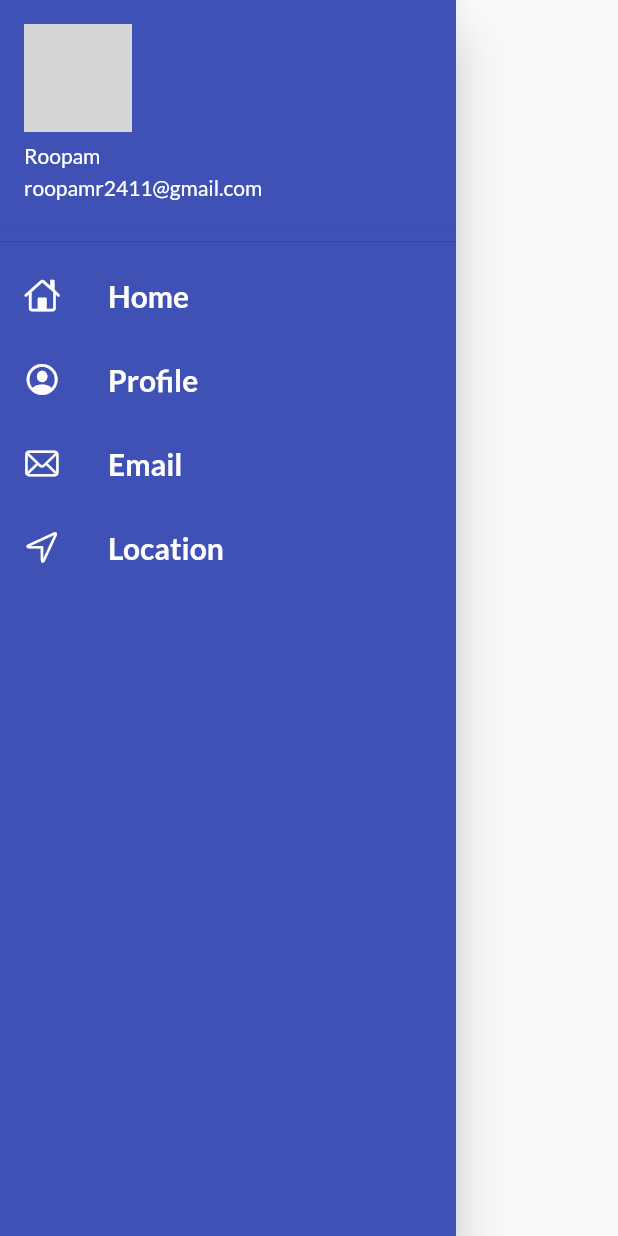
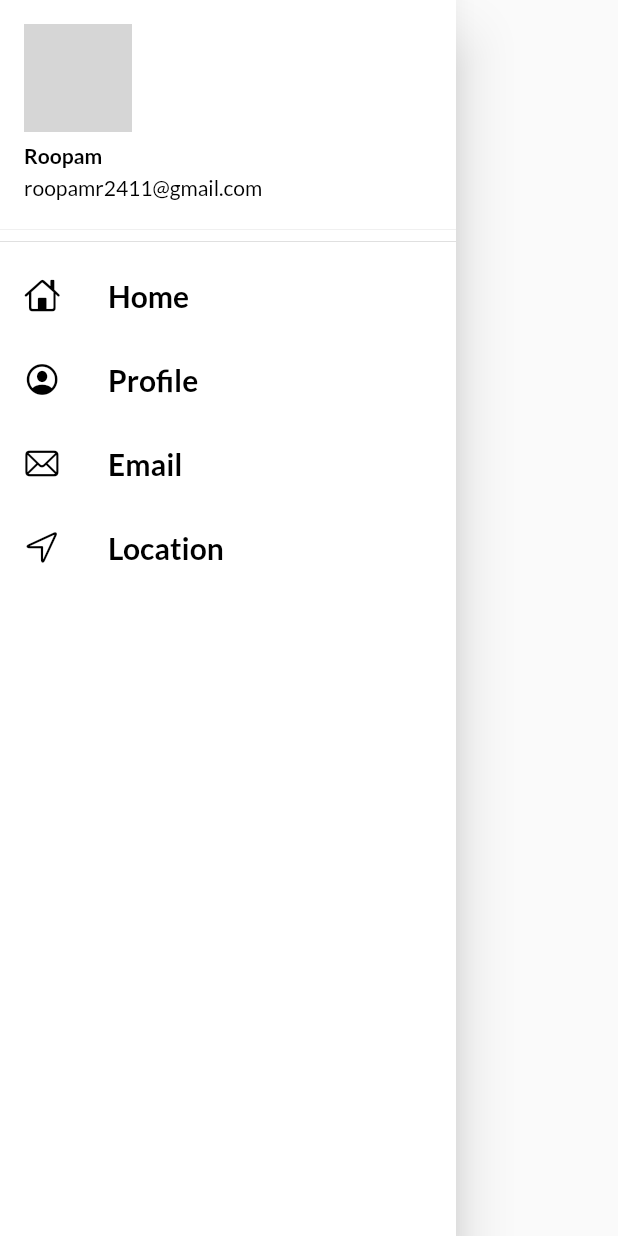
Before and after one commit to Roopam123/CetalogApp, a Flutter app: the MyDrawer widget shown alone on an empty page, opened directly, on a phone screen of 412 x 824 dp. Run offline on Flutter 3.47's test engine with Material 2 defaults, Android fonts, the phone set to English and light mode, and no system bars; our stand-ins replace google_fonts; network calls fail; grey boxes are pictures that could not be loaded.

Commit message:
Change Drawer Colors

```diff
--- a/lib/Page/Drawer.dart
+++ b/lib/Page/Drawer.dart
@@ -9,34 +9,35 @@ class MyDrawer extends StatelessWidget {
   Widget build(BuildContext context) {
     return Drawer(
       child: Container(
-        color: Colors.indigo,
+        color: Colors.white,
         child: ListView(
           children:  [
             DrawerHeader(
               padding: EdgeInsets.zero,
               child: UserAccountsDrawerHeader(
-                  accountName: const Text("Roopam"),
-                  accountEmail: const Text("roopamr2411@gmail.com"),
+                  accountName: const Text("Roopam",style: TextStyle(color: Colors.black,fontWeight: FontWeight.bold),),
+                  accountEmail: const Text("roopamr2411@gmail.com",style: TextStyle(color: Colors.black),),
+                decoration: BoxDecoration(color: Colors.white),
                 currentAccountPicture: CircleAvatar(
                   backgroundImage: NetworkImage(imageUrl),
                 ),
               ),
             ),
             const ListTile(
-              leading: Icon(CupertinoIcons.home, color: Colors.white,),
-              title: Text("Home",style: TextStyle(color: Colors.white,fontSize: 20,fontWeight: FontWeight.bold),),
+              leading: Icon(CupertinoIcons.home, color: Colors.black,),
+              title: Text("Home",style: TextStyle(color: Colors.black,fontSize: 20,fontWeight: FontWeight.bold),),
             ),
             const ListTile(
-              leading: Icon(CupertinoIcons.profile_circled,color: Colors.white,),
-              title: Text('Profile',style: TextStyle(color: Colors.white,fontSize: 20,fontWeight: FontWeight.bold),),
+              leading: Icon(CupertinoIcons.profile_circled,color: Colors.black,),
+              title: Text('Profile',style: TextStyle(color: Colors.black,fontSize: 20,fontWeight: FontWeight.bold),),
             ),
             const ListTile(
-              leading: Icon(CupertinoIcons.mail,color: Colors.white,),
-              title: Text('Email',style: TextStyle(color: Colors.white,fontSize: 20,fontWeight: FontWeight.bold),),
+              leading: Icon(CupertinoIcons.mail,color: Colors.black,),
+              title: Text('Email',style: TextStyle(color: Colors.black,fontSize: 20,fontWeight: FontWeight.bold),),
             ),
             const ListTile(
-              leading: Icon(CupertinoIcons.location,color: Colors.white,),
-              title: Text('Location',style: TextStyle(color: Colors.white,fontSize: 20,fontWeight: FontWeight.bold),),
+              leading: Icon(CupertinoIcons.location,color: Colors.black,),
+              title: Text('Location',style: TextStyle(color: Colors.black,fontSize: 20,fontWeight: FontWeight.bold),),
             )
           ],
         ),
```
